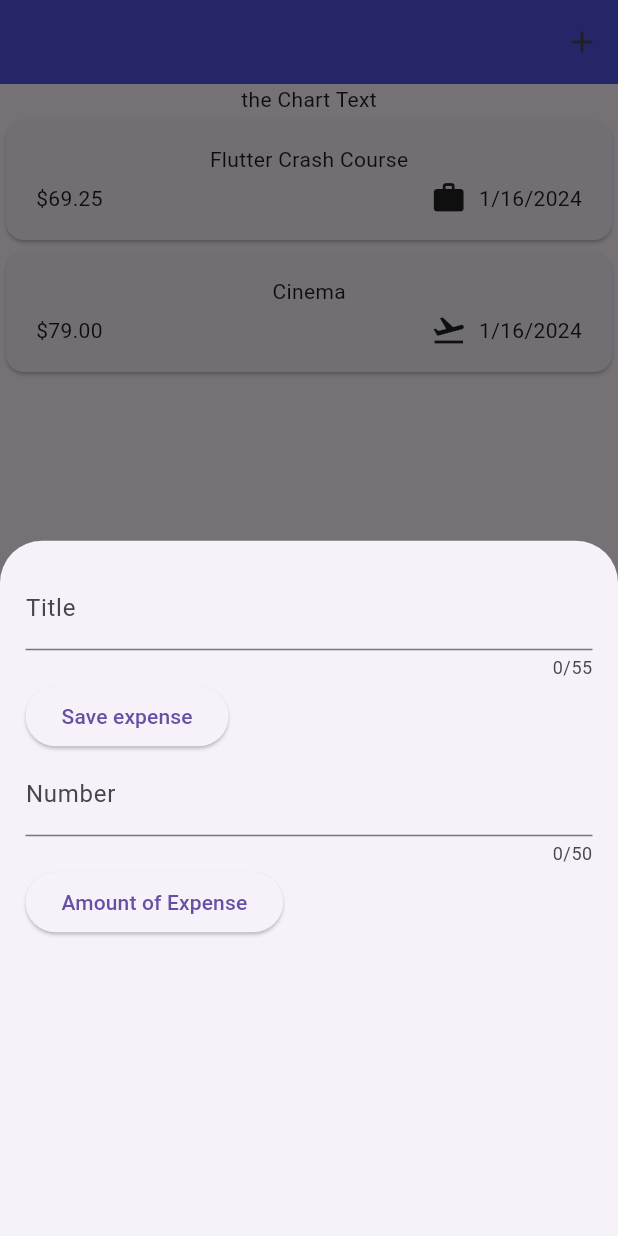
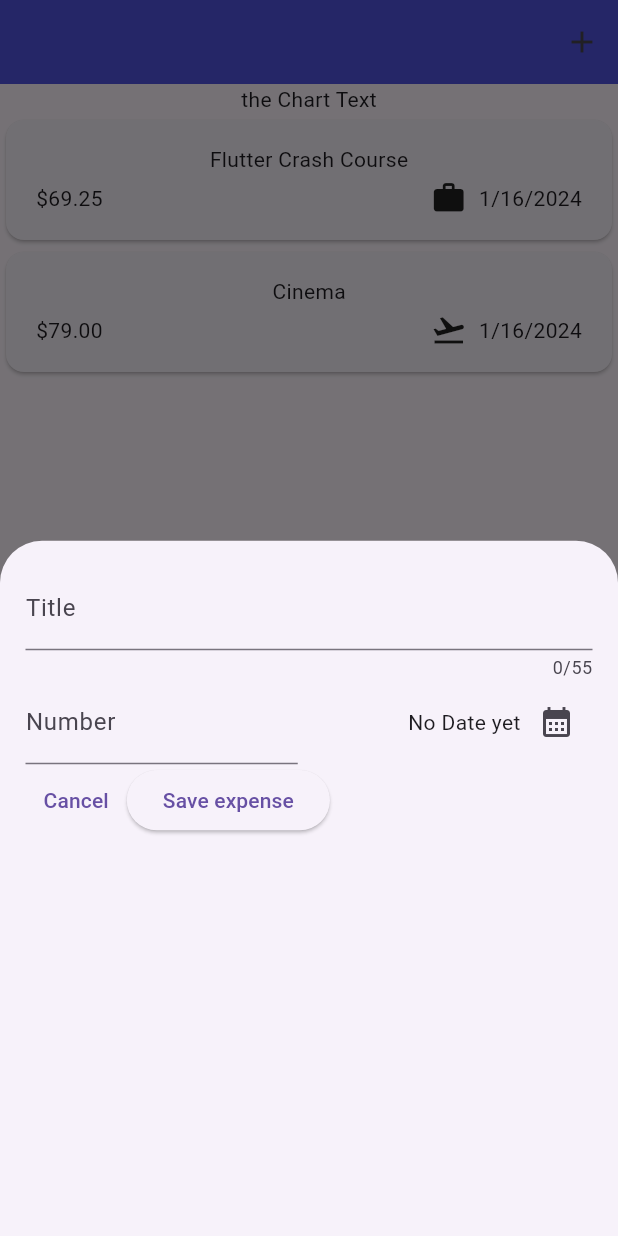
Before and after one commit to andreyscott/expense_app, a Flutter app: the screen it shows after launch, after a tap on the "add" icon, on a phone screen of 412 x 824 dp. Run offline on Flutter 3.47's test engine with Material 3 defaults, Android fonts, the phone set to English and light mode, and no system bars.

Commit message:
added date input

```diff
--- a/lib/widgets/new_expense.dart
+++ b/lib/widgets/new_expense.dart
@@ -1,3 +1,4 @@
+import 'package:expense_app/expense.dart';
 import 'package:flutter/material.dart';
 
 class NewExpense extends StatefulWidget {
@@ -11,11 +12,28 @@ class NewExpense extends StatefulWidget {
 
 class _NewExpenseState extends State<NewExpense> {
   final _titleController = TextEditingController();
-  final _numberController = TextEditingController();
+  final _amountController = TextEditingController();
+
+  DateTime? _selectedDate;
+
+  void _presentDatePicker() async {
+    final now = DateTime.now();
+    final firstDate = DateTime(now.year - 1, now.month, now.day);
+
+    final pickedDate = await showDatePicker(
+        context: context,
+        initialDate: now,
+        firstDate: firstDate,
+        lastDate: now);
+
+    setState(() {
+      _selectedDate = pickedDate;
+    });
+  }
 
   @override
   void dispose() {
-    _numberController.dispose();
+    _amountController.dispose();
     _titleController.dispose();
     super.dispose();
   }
@@ -28,39 +46,56 @@ class _NewExpenseState extends State<NewExpense> {
         children: [
           TextField(
             maxLength: 55,
+            controller: _titleController,
             decoration: const InputDecoration(
               labelText: 'Title',
             ),
-            controller: _titleController,
           ),
           Row(
             children: [
+              Expanded(
+                child: TextField(
+                  keyboardType: TextInputType.number,
+                  decoration: const InputDecoration(
+                    prefixText: '\$',
+                    labelText: 'Number',
+                  ),
+                  controller: _amountController,
+                ),
+              ),
+              const SizedBox(width: 15),
+              Expanded(
+                  child: Row(
+                mainAxisAlignment: MainAxisAlignment.end,
+                crossAxisAlignment: CrossAxisAlignment.center,
+                children: [
+                  Text(_selectedDate == null
+                      ? "No Date yet"
+                      : formatter.format(_selectedDate!)),
+                  IconButton(
+                    onPressed: _presentDatePicker,
+                    icon: const Icon(Icons.calendar_month),
+                  )
+                ],
+              ))
+            ],
+          ),
+          Row(
+            children: [
+              TextButton(
+                  onPressed: () {
+                    Navigator.pop(context);
+                  },
+                  child: const Text('Cancel')),
               ElevatedButton(
                 onPressed: () {
                   print(_titleController.text);
+                  print(_amountController.text);
                 },
                 child: const Text('Save expense'),
               )
             ],
           ),
-          TextField(
-            maxLength: 50,
-            keyboardType: TextInputType.number,
-            decoration: const InputDecoration(
-              labelText: 'Number',
-            ),
-            controller: _numberController,
-          ),
-          Row(
-            children: [
-              ElevatedButton(
-                onPressed: () {
-                  print(_numberController.text);
-                },
-                child: const Text('Amount of Expense'),
-              )
-            ],
-          )
         ],
       ),
     );
```
